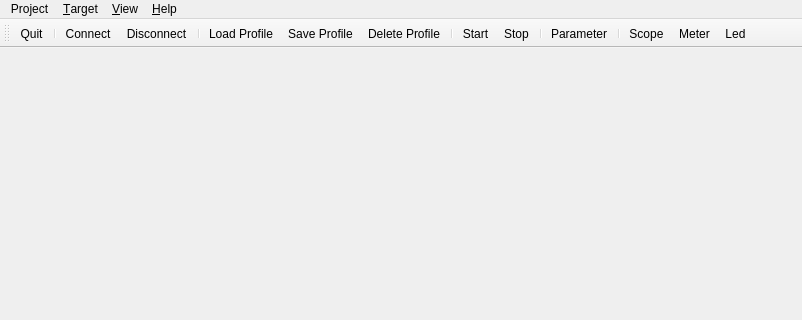
The window that trunk/src/qrl_main_window.ui (fcuzzocrea/QRTAILab) describes before a commit, drawn with Qt 5; both pictures show x 0 to 802 and y 0 to 320 of the 802 by 579 pixel window.
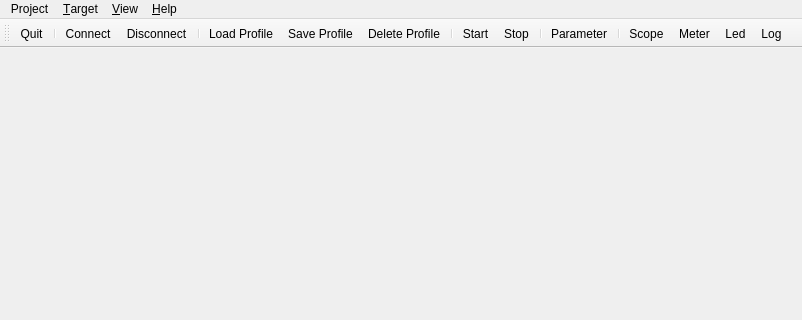
The same window after the commit. Icons and pictures are not drawn.

```diff
--- a/trunk/src/qrl_main_window.ui
+++ b/trunk/src/qrl_main_window.ui
@@ -150,6 +150,7 @@
    <addaction name="actionShowScope" />
    <addaction name="actionShowMeter" />
    <addaction name="actionShowLed" />
+   <addaction name="actionShowLog" />
   </widget>
   <action name="actionConnect" >
    <property name="icon" >
@@ -279,6 +280,15 @@
     <string>Start Target</string>
    </property>
   </action>
+  <action name="actionShowLog" >
+   <property name="icon" >
+    <iconset resource="qrtailab.qrc" >
+     <normaloff>:/icons/log_icon.xpm</normaloff>:/icons/log_icon.xpm</iconset>
+   </property>
+   <property name="text" >
+    <string>Log</string>
+   </property>
+  </action>
  </widget>
  <resources>
   <include location="qrtailab.qrc" />
```
